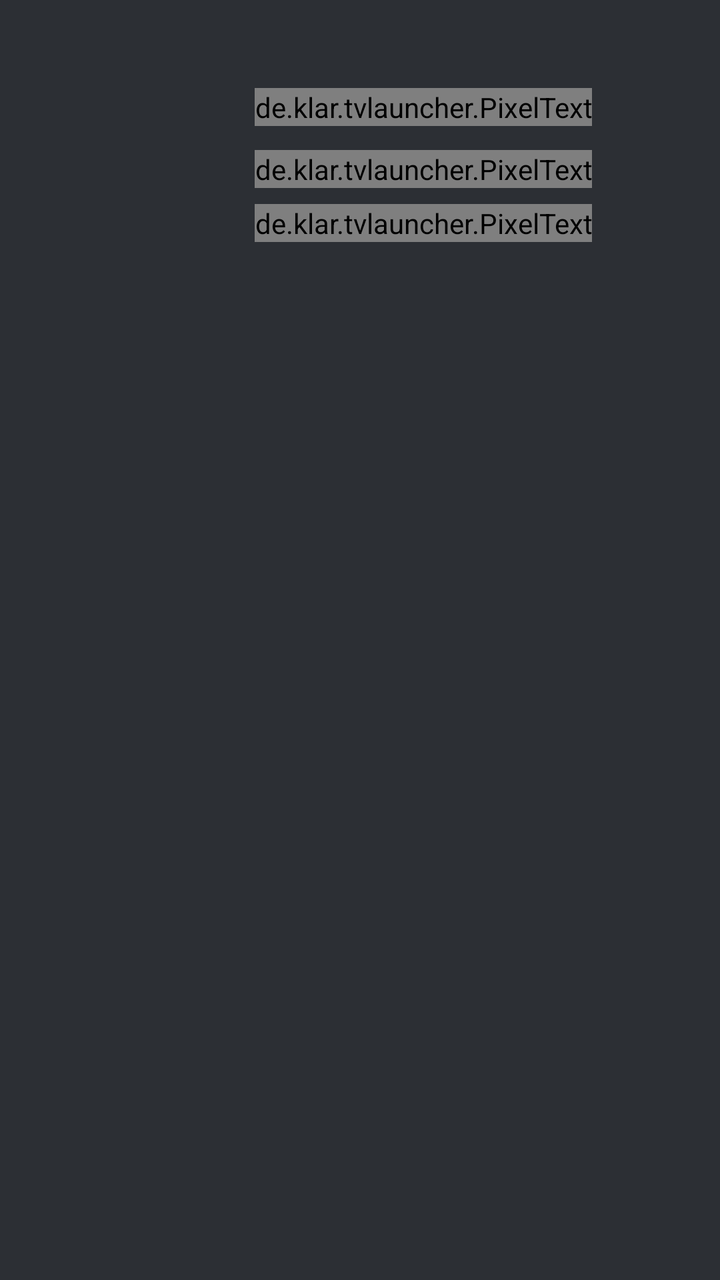
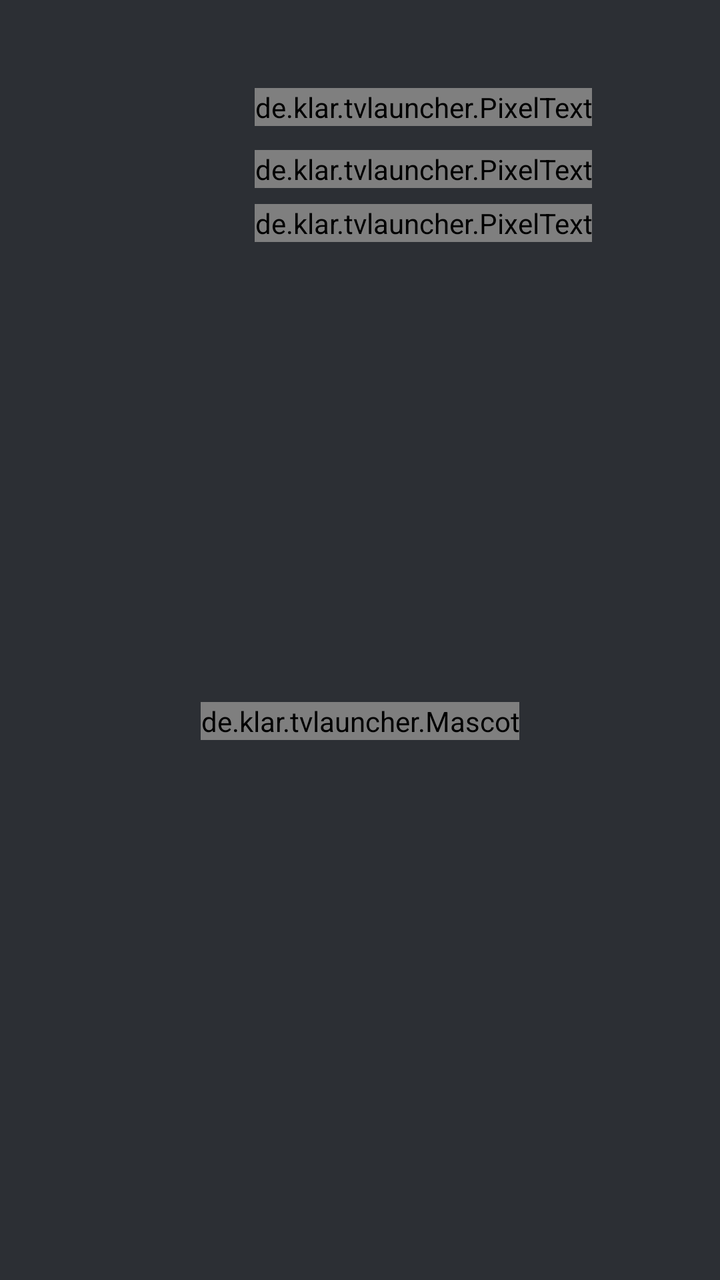

An Android layout rendered at two revisions. The XML below is the earlier revision; the diff shows what the commit changed to produce the second picture.
<!-- AndroidManifest.xml: application theme Theme.Klar -->
<!-- res/layout/activity_main_abend.xml -->
<?xml version="1.0" encoding="utf-8"?>
<FrameLayout xmlns:android="http://schemas.android.com/apk/res/android"
    xmlns:app="http://schemas.android.com/apk/res-auto"
    android:id="@+id/root"
    android:layout_width="match_parent"
    android:layout_height="match_parent"
    android:background="#2C2F34"
    android:clipChildren="false">

    <ImageView
        android:id="@+id/wallpaper"
        android:layout_width="match_parent"
        android:layout_height="match_parent"
        android:importantForAccessibility="no"
        android:scaleType="fitXY" />

    <LinearLayout
        android:layout_width="match_parent"
        android:layout_height="match_parent"
        android:clipChildren="false"
        android:clipToPadding="false"
        android:orientation="vertical"
        android:paddingStart="64dp"
        android:paddingTop="44dp"
        android:paddingEnd="64dp">

        <LinearLayout
            android:layout_width="match_parent"
            android:layout_height="wrap_content"
            android:baselineAligned="false"
            android:clipChildren="false"
            android:orientation="horizontal">

            <LinearLayout
                android:layout_width="0dp"
                android:layout_height="wrap_content"
                android:layout_weight="1"
                android:clipChildren="false"
                android:clipToPadding="false"
                android:orientation="vertical">

                <TextView
                    android:id="@+id/greeting"
                    android:layout_width="wrap_content"
                    android:layout_height="wrap_content"
                    android:includeFontPadding="false"
                    android:lineSpacingMultiplier="0.92"
                    android:textColor="#FFFFFF"
                    android:textSize="46sp" />

                
                <FrameLayout
                    android:id="@+id/continue_button"
                    android:layout_width="wrap_content"
                    android:layout_height="64dp"
                    android:layout_marginStart="-10dp"
                    android:layout_marginTop="6dp"
                    android:focusable="true"
                    android:focusableInTouchMode="true"
                    android:paddingStart="20dp"
                    android:paddingEnd="30dp"
                    android:visibility="gone">

                    <LinearLayout
                        android:layout_width="wrap_content"
                        android:layout_height="match_parent"
                        android:gravity="center_vertical"
                        android:orientation="horizontal">

                        <ImageView
                            android:layout_width="26dp"
                            android:layout_height="26dp"
                            android:importantForAccessibility="no"
                            android:src="@drawable/ic_play_badge" />

                        <LinearLayout
                            android:layout_width="wrap_content"
                            android:layout_height="wrap_content"
                            android:layout_marginStart="10dp"
                            android:orientation="vertical">

                            <TextView
                                android:layout_width="wrap_content"
                                android:layout_height="wrap_content"
                                android:includeFontPadding="false"
                                android:letterSpacing="0.12"
                                android:text="@string/continue_with"
                                android:textColor="#8C7A5E"
                                android:textSize="9sp"
                                android:textStyle="bold" />

                            <TextView
                                android:id="@+id/continue_label"
                                android:layout_width="wrap_content"
                                android:layout_height="wrap_content"
                                android:includeFontPadding="false"
                                android:textColor="#2E2922"
                                android:textSize="16sp" />
                        </LinearLayout>
                    </LinearLayout>
                </FrameLayout>
            </LinearLayout>

            
            <LinearLayout
                android:layout_width="wrap_content"
                android:layout_height="wrap_content"
                android:gravity="end"
                android:orientation="vertical">

                <de.klar.tvlauncher.PixelText
                    android:id="@+id/pixel_clock"
                    android:layout_width="wrap_content"
                    android:layout_height="wrap_content"
                    app:blinkColon="true"
                    app:pixelColor="#FFFFFF"
                    app:pixelSize="7.5dp" />

                <de.klar.tvlauncher.PixelText
                    android:id="@+id/pixel_date"
                    android:layout_width="wrap_content"
                    android:layout_height="wrap_content"
                    android:layout_marginTop="12dp"
                    app:pixelColor="#8FB4FF"
                    app:pixelSize="2.4dp" />

                <de.klar.tvlauncher.PixelText
                    android:id="@+id/pixel_weather"
                    android:layout_width="wrap_content"
                    android:layout_height="wrap_content"
                    android:layout_marginTop="8dp"
                    app:pixelColor="#FFB566"
                    app:pixelSize="2.4dp" />
            </LinearLayout>
        </LinearLayout>

        <View
            android:layout_width="match_parent"
            android:layout_height="0dp"
            android:layout_weight="1" />

        <androidx.recyclerview.widget.RecyclerView
            android:id="@+id/dock_list"
            android:layout_width="match_parent"
            android:layout_height="wrap_content"
            android:layout_marginStart="-16dp"
            android:layout_marginEnd="-64dp"
            android:layout_marginBottom="40dp"
            android:clipChildren="false"
            android:clipToPadding="false"
            android:overScrollMode="never"
            android:paddingEnd="64dp" />
    </LinearLayout>
</FrameLayout>
<!-- resources referenced by this layout -->
<resources>
  <!-- drawable ic_play_badge (drawable) -->
  <vector xmlns:android="http://schemas.android.com/apk/res/android"
      android:width="26dp" android:height="26dp" android:viewportWidth="26" android:viewportHeight="26">
      <path android:fillColor="#FF8A1F" android:pathData="M13,0a13,13 0,1 1,0 26a13,13 0,1 1,0 -26z" />
      <path android:fillColor="#FFFFFF" android:pathData="M10.5,7.5L18.5,13L10.5,18.5Z" />
  </vector>
  <string name="continue_with">WEITER MIT</string>
  <style name="Theme.Klar" parent="@android:style/Theme.Material.NoActionBar.Fullscreen">
          <item name="android:windowBackground">@color/bg</item>
          <item name="android:colorAccent">@color/accent</item>
          <item name="android:textColor">@color/text</item>
          <item name="android:windowAnimationStyle">@null</item>
      </style>
  <color name="bg">#0B1017</color>
  <color name="accent">#0A84FF</color>
  <color name="text">#FFFFFF</color>
</resources>

<!-- the commit's change to res/layout/activity_main_abend.xml (unified diff, before → after) -->
@@ -134,10 +134,20 @@
             </LinearLayout>
         </LinearLayout>
 
-        <View
+        
+        <FrameLayout
             android:layout_width="match_parent"
             android:layout_height="0dp"
-            android:layout_weight="1" />
+            android:layout_weight="1"
+            android:clipChildren="false">
+
+            <de.klar.tvlauncher.Mascot
+                android:id="@+id/mascot"
+                android:layout_width="wrap_content"
+                android:layout_height="wrap_content"
+                android:layout_gravity="center"
+                android:importantForAccessibility="no" />
+        </FrameLayout>
 
         <androidx.recyclerview.widget.RecyclerView
             android:id="@+id/dock_list"
